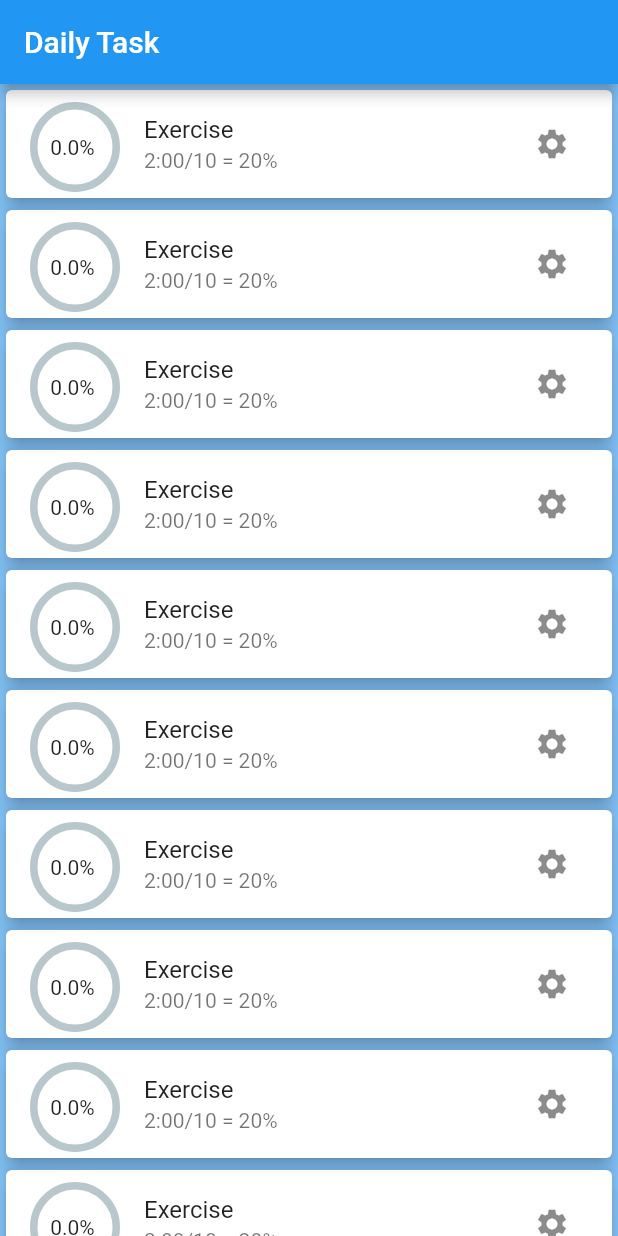
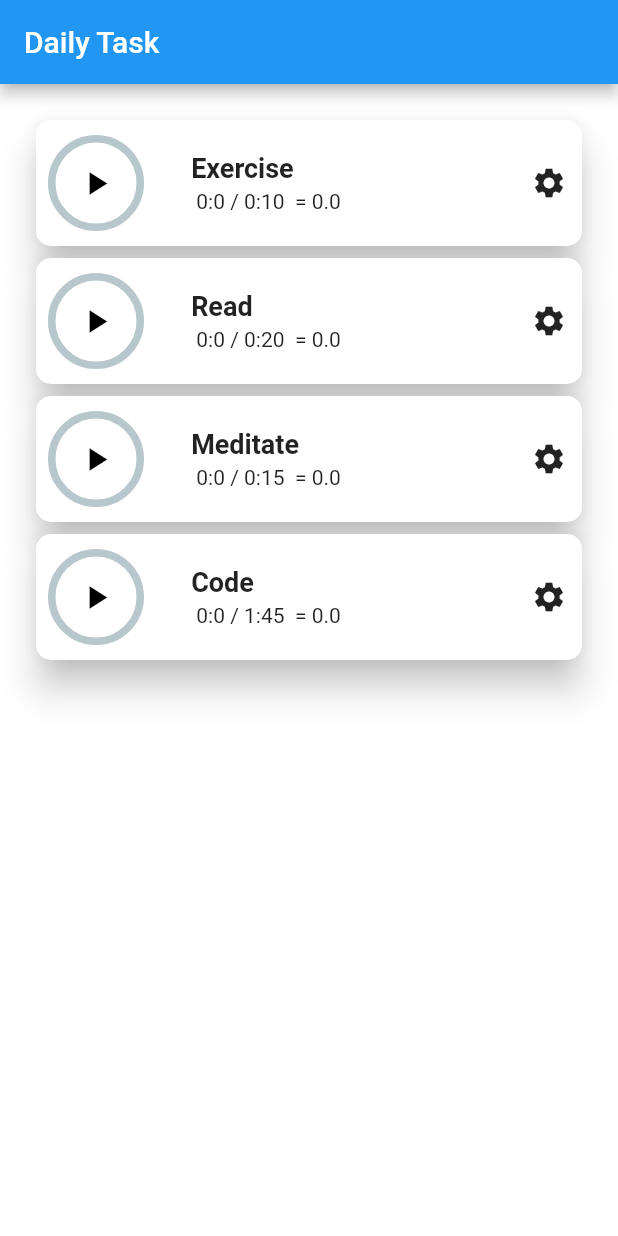
Before and after one commit to krishna-9394/Habit_Tracker, a Flutter app: the screen it shows once a user with an empty profile is signed in, on a phone screen of 412 x 824 dp. Run offline on Flutter 3.47's test engine with Material 2 defaults, Android fonts, the light colour scheme and no system bars; drawn by our look-alikes of percent_indicator; our stand-ins replace email_validator, firebase_auth, firebase_core, fluttertoast, hive, hive_flutter; accounts and stored records are empty; network calls fail.

Commit message:
some problems in the percentageIndicator now started with the Hive

```diff
--- a/lib/Home Pages/home_page.dart
+++ b/lib/Home Pages/home_page.dart
@@ -1,5 +1,8 @@
+import 'dart:async';
+
 import 'package:firebase_auth/firebase_auth.dart';
 import 'package:flutter/material.dart';
+import 'package:habit_tracker/Utilities/Toast.dart';
 
 import '../Authentications_Pages/Auth.dart';
 import '../Utilities/TaskUI.dart';
@@ -12,21 +15,81 @@ class Home extends StatefulWidget {
 }
 
 class _HomeState extends State<Home> {
+   var habitsList = [
+    ["Exercise",false,0,10,],
+    ["Read",false,0,20],
+    ["Meditate",false,0,15],
+    ["Code",false,0,45]
+  ];
   final  User? user = Auth().currentUser;
   Future<void> signOut() async {
     await Auth().signOut();
   }
+
+
+  void onHabitStarted(int index){
+    // noting the start time
+    var startTime = DateTime.now();
+    // setting the changing the state of hasStarted
+    setState(() {
+      habitsList[index][1] = !(habitsList[index][1] as bool);
+    });
+    if(habitsList[index][1] as bool) {
+      var prevTime = (habitsList[index][2] as int);
+      Timer.periodic(const Duration(seconds: 1), (timer) {
+        setState(() {
+          if(!(habitsList[index][1] as bool)) timer.cancel();
+          var currentTime = DateTime.now();
+           var timeElapsed = (currentTime.hour-startTime.hour)*3600 + (currentTime.minute-startTime.minute)*60 +currentTime.second-startTime.second;
+           if(timeElapsed>=(habitsList[index][3] as int)){
+             timer.cancel();
+           }
+          habitsList[index][2] = timeElapsed+prevTime;
+        });
+      });
+      setState(() {
+
+      });
+    }
+    // timer
+
+  }
+  void onSettingOpened(int index){
+    Toast().createToast("message");
+    showDialog(context: context, builder: (context){
+      return AlertDialog(
+        title: Text("settings for ${habitsList[index][0]}"),
+
+      );
+    });
+  }
+
+
   @override
   Widget build(BuildContext context) {
     return Scaffold(
-      backgroundColor: const Color.fromARGB(255, 130, 194, 247),
+      backgroundColor: Colors.white,
       appBar: AppBar(
         title: const Text('Daily Task'),
         backgroundColor: Colors.blue,
       ),
-      body: ListView.builder(
-        itemBuilder: (context, index) => const TaskUI(),
-        itemCount: 10,),
+      body: Padding(
+        padding: const EdgeInsets.only(top: 20,bottom: 20),
+        child: ListView.builder(
+          itemBuilder: (context, index) => TaskUI(
+            habitName: habitsList[index][0] as String,
+            timeSpent: habitsList[index][2] as int,
+            timeGoal: habitsList[index][3] as int,
+            habitStarted: habitsList[index][1] as bool,
+            onTap: (){
+              onHabitStarted(index);
+            },
+            settingTap: () {
+              onSettingOpened(index);
+            },
+          ),
+          itemCount: habitsList.length,),
+      ),
       );
   }
 }
--- /dev/null
+++ b/lib/Utilities/Habits.dart
@@ -0,0 +1,13 @@
+import 'package:hive/hive.dart';
+import 'Habits.g.dart';
+@HiveType(typeId: 0)
+class Habit extends HiveObject{
+  @HiveField(0)
+  late String habitName;
+  @HiveField(1)
+  late DateTime timeStamp;
+}
+@HiveType(typeId: 1)
+class User{
+
+}
--- a/lib/Utilities/TaskUI.dart
+++ b/lib/Utilities/TaskUI.dart
@@ -2,36 +2,97 @@ import 'package:flutter/material.dart';
 import 'package:percent_indicator/percent_indicator.dart';
 
 class TaskUI extends StatefulWidget {
-  const TaskUI({super.key});
-
+  final String habitName;
+  final VoidCallback onTap;
+  final VoidCallback settingTap;
+  final int timeSpent;
+  final int timeGoal;
+  final bool habitStarted;
+  TaskUI(
+      {super.key,
+      required this.habitName,
+      required this.onTap,
+      required this.settingTap,
+      required this.timeSpent,
+      required this.timeGoal,
+      required this.habitStarted});
   @override
   State<TaskUI> createState() => _TaskUIState();
 }
 
 class _TaskUIState extends State<TaskUI> {
-  double percentage = 0;
+  // method to convert seconds to min:sec
+  String convertTime(int time){
+    int sec = time%60;
+    double min = time/60;
+    return " ${min.round()}:$sec ";
+  }
+  late double percentage;
   @override
   Widget build(BuildContext context) {
-    return Card(
-        elevation: 5,
-        child: ListTile(
-          leading: CircularPercentIndicator(
-            radius: 30,
-            lineWidth: 5.0,
-            percent: percentage,
-            center: Text("$percentage% "),
-            progressColor: Colors.green,
-          ),
-          title: const Text("Exercise"),
-          subtitle: const Text("2:00/10 = 20%"),
-          trailing: IconButton(
-            icon: const Icon(Icons.settings),
-            onPressed: () {
-              setState(() {
-                percentage++;
-              });
-            },
-          ),
-        ));
+    percentage =  (widget.timeSpent/widget.timeGoal);
+    return Container(
+      padding: const EdgeInsets.only(
+        left: 20,
+        right: 20,
+      ),
+      child: Card(
+        color: Colors.grey[250],
+        shape: const RoundedRectangleBorder(
+            borderRadius: BorderRadius.all(Radius.circular(10))),
+        elevation: 10,
+        child: Container(
+            padding: const EdgeInsets.all(10),
+            child: Row(
+              mainAxisAlignment: MainAxisAlignment.spaceBetween,
+              children: [
+                GestureDetector(
+                  onTap: widget.onTap,
+                  child: SizedBox(
+                      width: 60,
+                      child: Stack(children: [
+                        CircularPercentIndicator(
+                          radius: 32,
+                          lineWidth: 5.0,
+                          percent: percentage < 1 ? percentage : 1,
+                          progressColor: percentage > 0.35 ? (percentage > 0.75 ? Colors.green : Colors.orange) : Colors.red,
+                          center: widget.habitStarted
+                              ? const Icon(
+                                  Icons.pause,
+                                  size: 26,
+                                  color: Colors.black,
+                                )
+                              : const Icon(
+                                  Icons.play_arrow,
+                                  size: 26,
+                                  color: Colors.black,
+                                ),
+                        ),
+                      ])),
+                ),
+                Column(
+                  mainAxisAlignment: MainAxisAlignment.center,
+                  crossAxisAlignment: CrossAxisAlignment.start,
+                  children: [
+                    Text(
+                      widget.habitName,
+                      style: const TextStyle(
+                        fontSize: 18,
+                        fontWeight: FontWeight.bold,
+                      )),
+                      const SizedBox(height: 4,),
+                      Text("${convertTime(widget.timeSpent)}/${convertTime(widget.timeGoal)} = ${double.parse((percentage*100).toStringAsFixed(1))}"),
+                      // ${double.parse((().toStringAsFixed(0))}%
+                      ]
+                        ),
+                const SizedBox(width: 60),
+                GestureDetector(
+                  onTap: widget.settingTap,
+                  child: const Icon(Icons.settings)),
+              ],
+                )
+            )
+      ),
+    );
   }
 }
--- a/lib/main.dart
+++ b/lib/main.dart
@@ -2,6 +2,8 @@ import 'package:firebase_auth/firebase_auth.dart';
 import 'package:firebase_core/firebase_core.dart';
 import 'package:flutter/material.dart';
 import 'package:habit_tracker/Utilities/Home_Model.dart';
+import 'package:hive/hive.dart';
+import 'package:hive_flutter/adapters.dart';
 import 'package:provider/provider.dart';
 import 'Authentications_Pages/login.dart';
 import 'Home Pages/home_page.dart';
@@ -10,6 +12,7 @@ import 'Utilities/TextField.dart';
 void main() async {
   WidgetsFlutterBinding.ensureInitialized();
   await Firebase.initializeApp();
+  await Hive.initFlutter();
   runApp(const MyApp());
 }
 
--- a/pubspec.yaml
+++ b/pubspec.yaml
@@ -42,10 +42,14 @@ dependencies:
   fluttertoast: ^8.1.1
   percent_indicator: ^4.0.1
   provider:
+  hive:
+  hive_flutter:
 
 dev_dependencies:
   flutter_test:
     sdk: flutter
+  build_runner:
+  hive_generator:
 
   # The "flutter_lints" package below contains a set of recommended lints to
   # encourage good coding practices. The lint set provided by the package is
```
Also changed, not shown: pubspec.lock.
